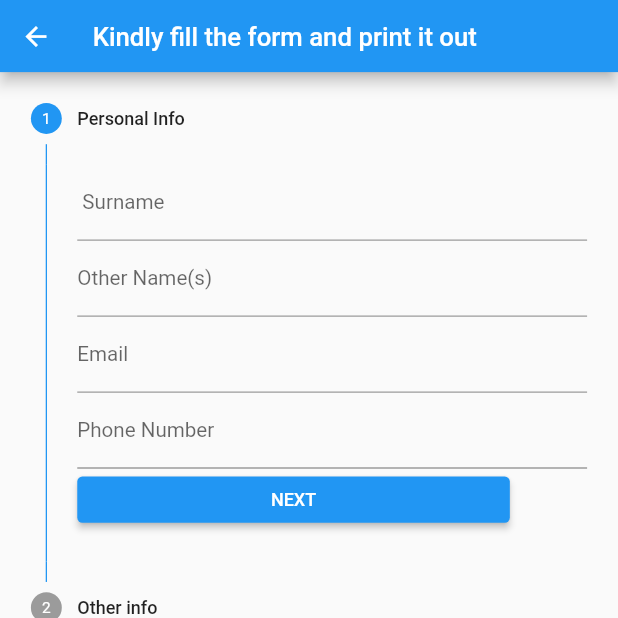
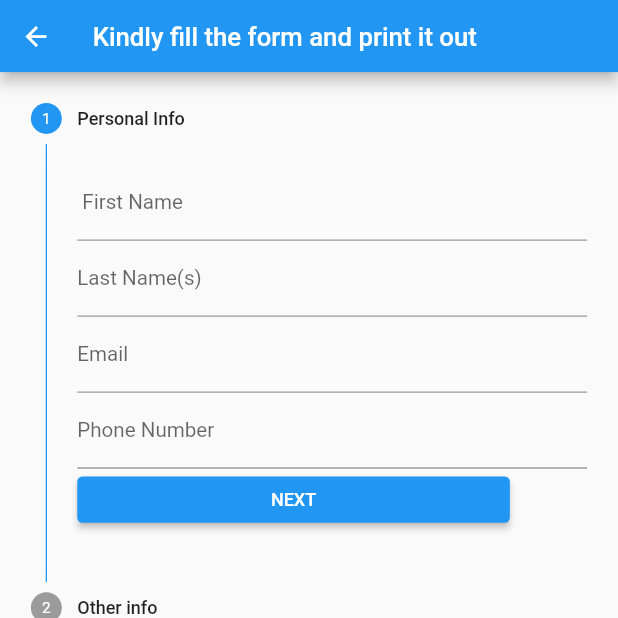
Before and after one commit to Formula-1-One/Formula1-Hostel-Booking-Frontend, a Flutter app: the StepperForm screen opened directly, on a phone screen of 412 x 824 dp, the top half of it. Run offline on Flutter 3.47's test engine with Material 2 defaults, Android fonts, the phone set to English and light mode, and no system bars; our stand-ins replace carousel_pro, flip_card, hexcolor, pdf, printing, responsive_framework; missing offline and left inert: email_auth.

Commit message:
Update 7

```diff
--- a/lib/pages_booking/stepper_form.dart
+++ b/lib/pages_booking/stepper_form.dart
@@ -17,8 +17,8 @@ class _StepperFormState extends State<StepperForm> {
 
 
 
-  final surName = TextEditingController();
-  final otherName = TextEditingController();
+  final firstName = TextEditingController();
+  final lastName = TextEditingController();
   final email = TextEditingController();
   final phoneNumber = TextEditingController();
   final guardianName = TextEditingController();
@@ -48,14 +48,14 @@ class _StepperFormState extends State<StepperForm> {
       content: Column(
         children: <Widget>[
           TextFormField(
-            controller: surName,
+            controller: firstName,
             decoration: const InputDecoration(
-                labelText:  " Surname"),
+                labelText:  " First Name"),
           ),
           TextFormField(
-            controller: otherName,
+            controller: lastName,
             decoration: const InputDecoration(
-                labelText: "Other Name(s)"),
+                labelText: "Last Name(s)"),
           ),
           TextFormField(
             controller: email,
@@ -125,9 +125,9 @@ class _StepperFormState extends State<StepperForm> {
         crossAxisAlignment: CrossAxisAlignment.start,
         mainAxisAlignment: MainAxisAlignment.start,
         children: [
-          Text('Name: ${surName.text}', style: const TextStyle( fontSize: 20),),
+          Text('Name: ${firstName.text}', style: const TextStyle( fontSize: 20),),
           const SizedBox(height: 25,),
-          Text('Last Name(s): ${otherName.text}', style: const TextStyle( fontSize: 20)),
+          Text('Last Name(s): ${lastName.text}', style: const TextStyle( fontSize: 20)),
           const SizedBox(height: 25,),
           Text('Email: ${email.text}', style: const TextStyle( fontSize: 20)),
           const SizedBox(height: 25,),
@@ -203,7 +203,7 @@ class _StepperFormState extends State<StepperForm> {
                 child: ElevatedButton(
                     onPressed: () { Navigator.of(context).push(
                         MaterialPageRoute(builder: (context) => PrintPage(
-                            surName: surName.text, otherName: otherName.text,email: email.text,
+                            firstName: firstName.text, lastName: lastName.text,email: email.text,
                             phoneNumber: phoneNumber.text,guardianName: guardianName.text,
                             address: address.text, guardianPhoneNumber: guardianPhoneNumber.text,
                             hostel: hostel.text))); },
--- a/lib/pages_printing/print_page.dart
+++ b/lib/pages_printing/print_page.dart
@@ -11,9 +11,9 @@ import 'package:printing/printing.dart';
 
 class PrintPage extends StatelessWidget {
 
-  late String surName,otherName,email,phoneNumber,guardianName,address,guardianPhoneNumber, hostel;
+  late String firstName,lastName,email,phoneNumber,guardianName,address,guardianPhoneNumber, hostel;
 
-  PrintPage ({required this.surName, required this.otherName,
+  PrintPage ({required this.firstName, required this.lastName,
     required this.email,required this.phoneNumber,
     required this.guardianName,required this.address,required this.guardianPhoneNumber,
     required this.hostel});
@@ -34,9 +34,9 @@ class PrintPage extends StatelessWidget {
                     pw.Text('Kindly come along with this\nform to the hostel',
                       style:  pw.TextStyle(fontSize: 25, fontWeight:  pw.FontWeight.bold),),
                     pw.SizedBox(height: 15,),
-                    pw.Text('Name : ${surName} ', style:  pw.TextStyle( fontSize: 20),),
+                    pw.Text('Name : ${firstName} ', style:  pw.TextStyle( fontSize: 20),),
                     pw.SizedBox(height: 15,),
-                    pw.Text('Last Name(s) : ${otherName}', style:   pw.TextStyle( fontSize: 20)),
+                    pw.Text('Last Name(s) : ${lastName}', style:   pw.TextStyle( fontSize: 20)),
                     pw.SizedBox(height: 15,),
                     pw.Text('Email : ${email}', style:  pw.TextStyle( fontSize: 20)),
                     pw.SizedBox(height: 15,),
@@ -69,7 +69,8 @@ class PrintPage extends StatelessWidget {
   @override
   Widget build(BuildContext context) {
     return Scaffold(
-      body: Container(
+      body: SingleChildScrollView(
+        child: Container(
           padding: const EdgeInsets.only(
             top: 80,
             left: 20,
@@ -99,9 +100,9 @@ class PrintPage extends StatelessWidget {
                     const Text('Kindly come along with this\nform to the hostel',
                       style: TextStyle(fontSize: 25, fontWeight: FontWeight.bold),),
                     const SizedBox(height: 25,),
-                  Text('Name: ${surName}', style: const TextStyle( fontSize: 20),),
+                    Text('Name: ${firstName}', style: const TextStyle( fontSize: 20),),
                     const SizedBox(height: 25,),
-                  Text('Last Name(s): ${otherName}', style: const TextStyle( fontSize: 20)),
+                    Text('Last Name(s): ${lastName}', style: const TextStyle( fontSize: 20)),
                     const SizedBox(height: 25,),
                     Text('Email: ${email}', style: const TextStyle( fontSize: 20)),
                     const SizedBox(height: 25,),
@@ -118,7 +119,7 @@ class PrintPage extends StatelessWidget {
                     const Text('Formula One Hostel Booking '),
                     const SizedBox(height: 25),
                     Padding(
-                    padding: const EdgeInsets.only(left: 85),
+                      padding: const EdgeInsets.only(left: 120),
                       child: ElevatedButton(
                         onPressed: () => _createPdf(),
                         child: const Text('CREATE & PRINT PDF'),
@@ -130,6 +131,7 @@ class PrintPage extends StatelessWidget {
             ],
           ),
         ),
+      ),
     );
   }
 }
```
Also changed, not shown: lib/pages_booking/four_in_one.dart (+25 -6 lines), lib/pages_booking/one_in_one.dart (+20 -4 lines), lib/pages_booking/three_in_one.dart (+20 -4 lines), lib/pages_booking/two_in_one.dart (+20 -4 lines), 7 other files. Lines whose indentation alone changed are shown as unchanged.
